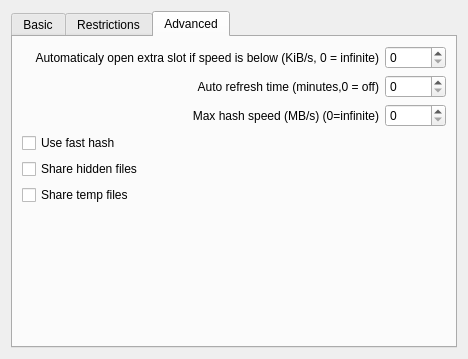
Qt form eiskaltdcpp/ui/UISettingsSharing.ui (eiskaltdcpp/eiskaltdcpp) before a commit.
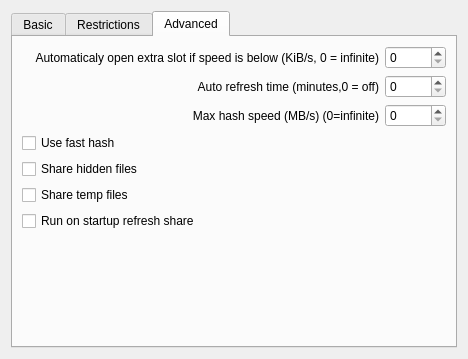
The same form after that commit. The open tabs and pages were chosen to show the change.

Commit message: run or not run refresh share on startup? is the question\!

The edit to the form file:
```diff
--- a/eiskaltdcpp/ui/UISettingsSharing.ui
+++ b/eiskaltdcpp/ui/UISettingsSharing.ui
@@ -321,6 +321,13 @@
          </property>
         </widget>
        </item>
+       <item>
+        <widget class="QCheckBox" name="checkBox_REFRESH_ON_STARTUP">
+         <property name="text">
+          <string>Run on startup refresh share </string>
+         </property>
+        </widget>
+       </item>
        <item>
         <spacer name="verticalSpacer">
          <property name="orientation">
```
The commit also changes 4 other files.
